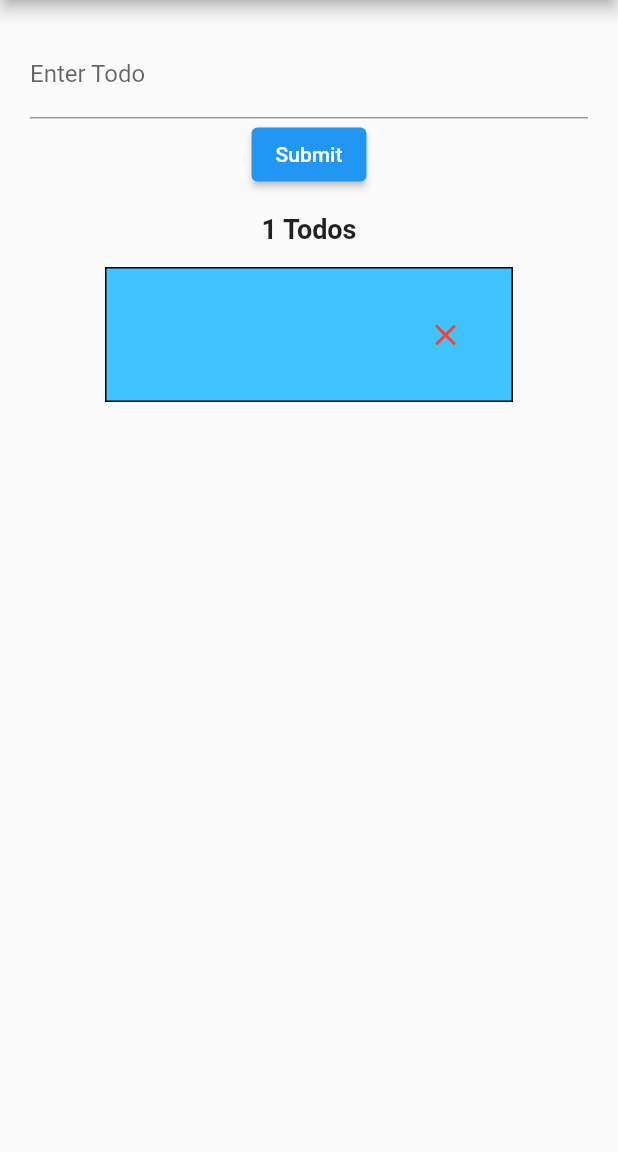
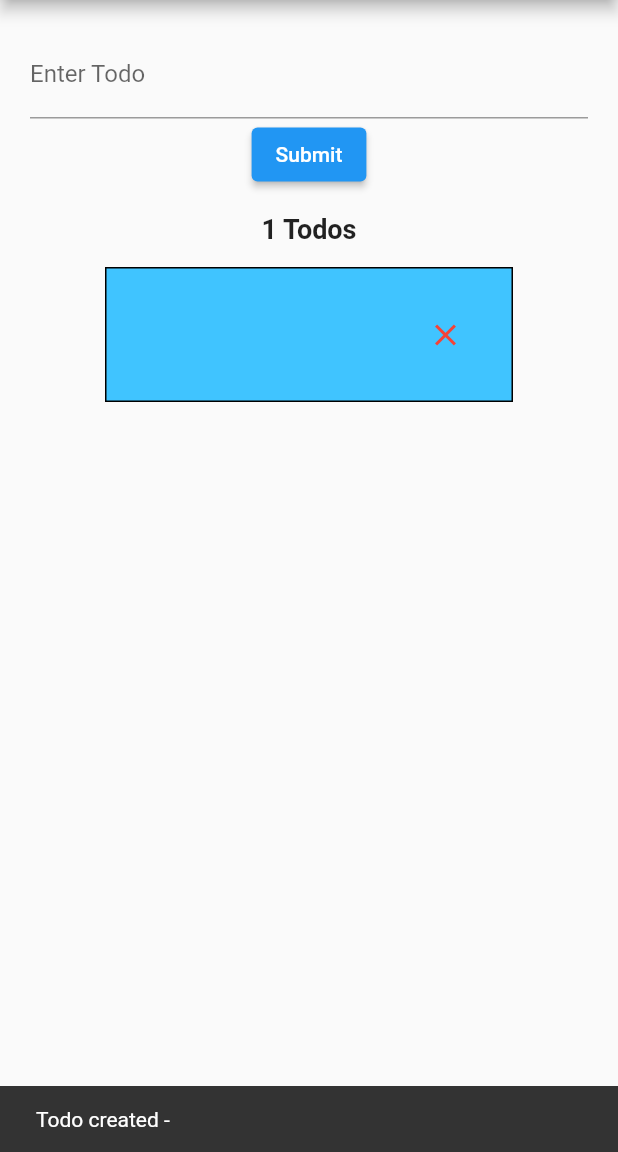
Before and after one commit to dulangakithmini/emoji-app, a Flutter app: the screen it shows after launch, after a tap on "Submit", on a phone screen of 412 x 824 dp, the part 84-1236 px from its top. Run offline on Flutter 3.47's test engine with Material 2 defaults, Android fonts, the phone set to English and light mode, and no system bars; our stand-ins replace rxdart, shared_preferences.

Commit message:
Add a snackbar when a todo is added

```diff
--- a/lib/screens/todo_screen.dart
+++ b/lib/screens/todo_screen.dart
@@ -19,6 +19,10 @@ class _TodoScreenState extends State<TodoScreen> {
   void initState() {
     _todoSubject.listen((value) {
       _counterSubject.add(value.length);
+    });
+
+    _todoSubject.listen((value) {
+      showSnackBar(value);
     });
     super.initState();
   }
@@ -127,4 +131,12 @@ class _TodoScreenState extends State<TodoScreen> {
     _todoList.remove(todo);
     _todoSubject.add(_todoList);
   }
+
+  void showSnackBar(value) {
+    ScaffoldMessenger.of(context).showSnackBar(
+      SnackBar(
+        content: Text('Todo created - ${value.last}'),
+      ),
+    );
+  }
 }
```
